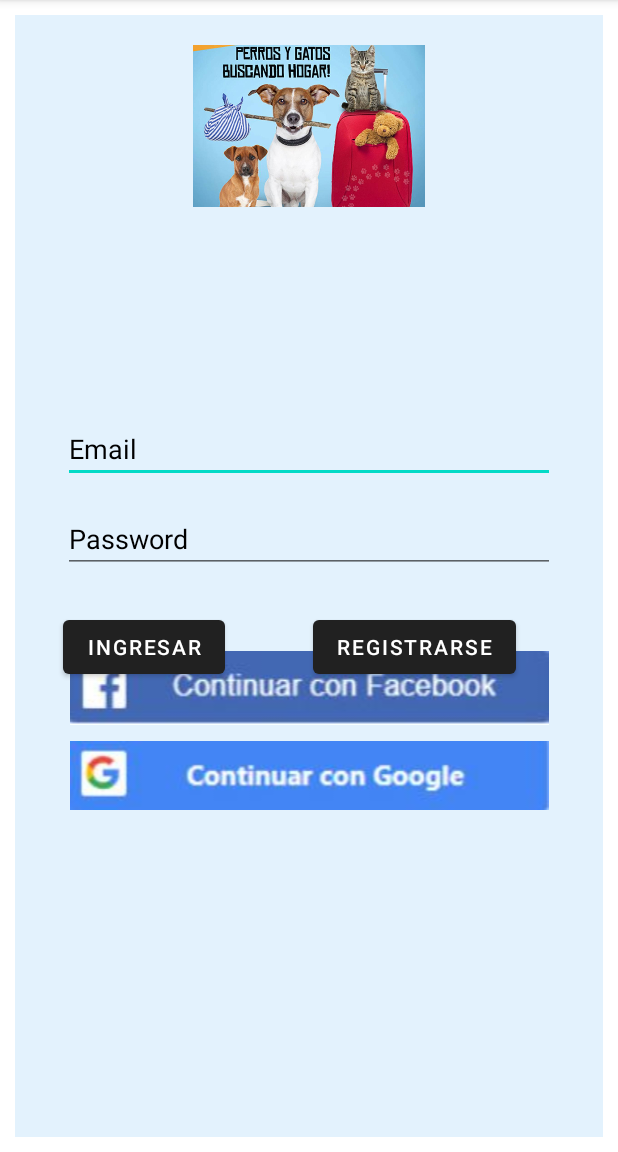
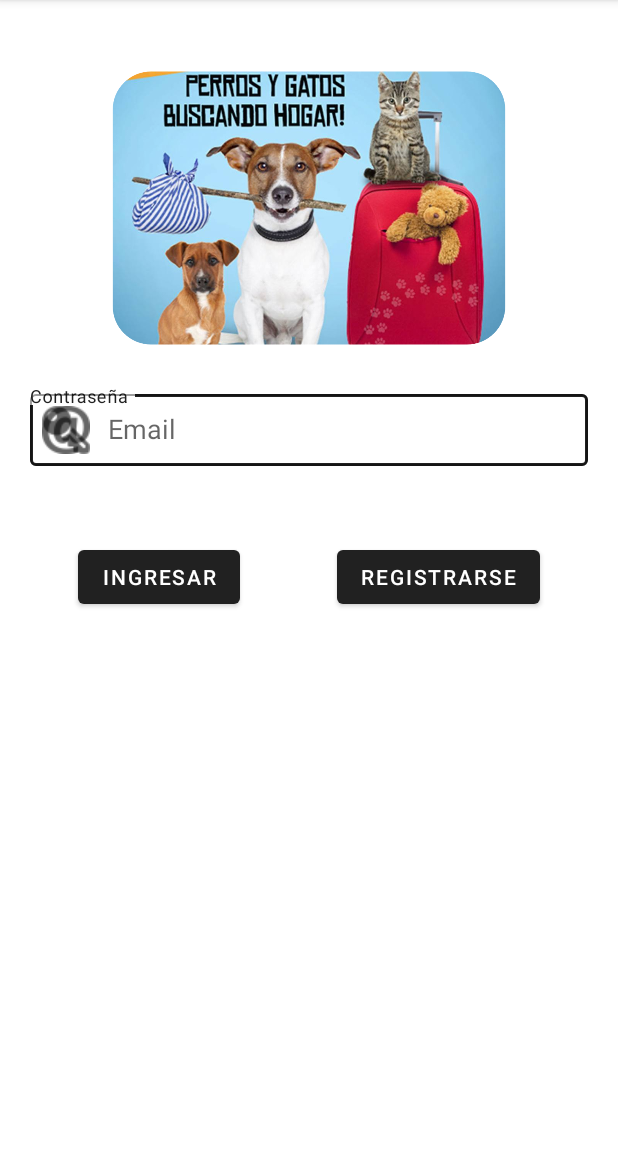
Before and after one commit to GhostHunter13/BuscandoHogar, an Android app: the screen it shows after launch (MainActivity), on a phone screen of 412 x 824 dp, the part 84-1236 px from its top. Run offline under Robolectric (Android 15) with nearby library versions, the phone set to English and light mode, and no system bars; our stand-ins replace Firebase (no records; nobody signed in at launch, a user with empty details on screens opened directly).

Commit message:
Modifique la vista del LOGIN

```diff
--- a/app/build.gradle
+++ b/app/build.gradle
@@ -53,5 +53,12 @@ dependencies {
     implementation 'com.synnapps:carouselview:0.1.4'
     implementation 'com.android.support:multidex:1.0.3'
 
+    // Import the BoM for the Firebase platform
+    implementation platform('com.google.firebase:firebase-bom:25.12.0')
+
+    // Also declare the dependency for the Google Play services library and specify its version
+    implementation 'com.google.android.gms:play-services-auth:18.1.0'
+
+
 
 }
--- a/app/src/main/AndroidManifest.xml
+++ b/app/src/main/AndroidManifest.xml
@@ -1,6 +1,8 @@
 <?xml version="1.0" encoding="utf-8"?>
 <manifest xmlns:android="http://schemas.android.com/apk/res/android"
     package="com.example.buscandohogar">
+
+    <uses-permission android:name="android.permission.INTERNET"/>
 
     <application
         android:allowBackup="true"
@@ -10,8 +12,7 @@
         android:supportsRtl="true"
         android:theme="@style/Theme.MaterialComponents.Light.DarkActionBar">
         <activity android:name=".ConocemeActivity"></activity>
-        <activity android:name=".fgrgrhs" />
-        <activity android:name=".RegistrarDatosActivity" />
+         <activity android:name=".RegistrarDatosActivity" />
         <activity android:name=".PrincipalActivity" />
         <activity android:name=".MainActivity">
             <intent-filter>
--- a/app/src/main/java/com/example/buscandohogar/MainActivity.java
+++ b/app/src/main/java/com/example/buscandohogar/MainActivity.java
@@ -10,6 +10,7 @@ import android.graphics.drawable.Drawable;
 import android.media.Image;
 import android.net.Uri;
 import android.os.Bundle;
+import android.provider.ContactsContract;
 import android.util.Log;
 import android.view.View;
 import android.view.ViewGroup;
@@ -25,6 +26,7 @@ import com.example.buscandohogar.classes.Animal;
 import com.example.buscandohogar.classes.User;
 import com.google.android.gms.tasks.OnFailureListener;
 import com.google.android.gms.tasks.OnSuccessListener;
+import com.google.android.material.textfield.TextInputLayout;
 import com.google.firebase.auth.FirebaseAuth;
 import com.google.firebase.auth.FirebaseUser;
 import com.google.firebase.storage.FirebaseStorage;
@@ -38,7 +40,7 @@ import java.util.List;
 public class MainActivity extends AppCompatActivity {
     private Button btnLogin, btnRegistrarse;
     private ImageView imageViewLogo;
-    private EditText editTextTextPersonName, editTextTextPassword;
+    private TextInputLayout email,contraseña;
     private DBManager dbManager;
 
     public static final String TAG = "MainActivity";
@@ -61,8 +63,8 @@ public class MainActivity extends AppCompatActivity {
         btnLogin = findViewById(R.id.btnLogin);
         btnRegistrarse = findViewById(R.id.btnRegistrarse);
         imageViewLogo = findViewById(R.id.imgcircular);
-        editTextTextPassword = findViewById(R.id.editTextTextPassword);
-        editTextTextPersonName = findViewById(R.id.editTextTextPersonName);
+        email = findViewById(R.id.txtEmail);
+        contraseña = findViewById(R.id.txtContraseña);
 
 
 //        DBHelper db = DBHelper.getInstance(this);
@@ -86,8 +88,8 @@ public class MainActivity extends AppCompatActivity {
             @Override
             public void onClick(View view) {
 
-                String user = editTextTextPersonName.getText().toString();
-                String pass = editTextTextPassword.getText().toString();
+                String user = email.getEditText().toString();
+                String pass = contraseña.getEditText().toString();
 
                 if( user.isEmpty() || pass.isEmpty() ){
                     Toast.makeText(MainActivity.this, "Ingrese los datos por favor.", Toast.LENGTH_SHORT).show();
--- a/app/src/main/res/layout/activity_main.xml
+++ b/app/src/main/res/layout/activity_main.xml
@@ -1,133 +1,116 @@
 <?xml version="1.0" encoding="utf-8"?>
-<androidx.constraintlayout.widget.ConstraintLayout
+<TableLayout
     xmlns:android="http://schemas.android.com/apk/res/android"
     xmlns:app="http://schemas.android.com/apk/res-auto"
     xmlns:tools="http://schemas.android.com/tools"
     android:layout_width="match_parent"
     android:layout_height="match_parent"
     android:orientation="vertical"
-    android:background="#E3F2FD"
-    android:layout_margin="10dp"
+
+    android:layout_margin="20dp"
     tools:context=".MainActivity">
 
 
-    <RelativeLayout
+
+    <LinearLayout
         android:layout_width="wrap_content"
-        android:layout_height="match_parent"
-        android:layout_marginBottom="600dp"
-        android:orientation="vertical"
-        app:layout_constraintBottom_toBottomOf="parent"
-        tools:ignore="MissingConstraints">
+        android:layout_height="wrap_content"
+        android:orientation="vertical">
 
         <ImageView
             android:id="@+id/imgcircular"
-            android:layout_width="match_parent"
-            android:layout_height="wrap_content"
+            android:layout_width="281dp"
+            android:layout_height="197dp"
             android:layout_marginStart="20dp"
             android:layout_marginTop="20dp"
             android:layout_marginEnd="20dp"
             android:layout_marginBottom="20dp"
+            android:layout_gravity="center"
             android:scaleType="fitCenter"
-            android:src="@drawable/imagenbuscandounhogar">
+            android:src="@drawable/imagenbuscandohogar">
 
 
         </ImageView>
+    </LinearLayout>
 
-    </RelativeLayout>
+    <androidx.constraintlayout.widget.ConstraintLayout>
 
 
+        <com.google.android.material.textfield.TextInputLayout
+            android:id="@+id/txtContraseña"
+            style="@style/Widget.MaterialComponents.TextInputLayout.OutlinedBox"
+            android:layout_width="match_parent"
+            android:layout_height="wrap_content"
+            android:layout_centerHorizontal="true"
+            android:hint="Contraseña"
+            app:layout_constraintStart_toStartOf="parent"
+            app:startIconDrawable="@drawable/contrasena"
+            tools:ignore="MissingConstraints"
+            tools:layout_editor_absoluteY="55dp">
 
-    <EditText
-        android:id="@+id/editTextTextPersonName"
-        android:layout_width="match_parent"
-        android:layout_height="44dp"
-        android:layout_marginStart="32dp"
-        android:layout_marginTop="268dp"
-        android:layout_marginEnd="32dp"
-        android:ems="10"
-        android:hint="Email"
-        android:textColorHint="#000000"
-        android:inputType="textPersonName"
-        app:layout_constraintEnd_toEndOf="parent"
-        app:layout_constraintHorizontal_bias="0.0"
-        app:layout_constraintStart_toStartOf="parent"
-        app:layout_constraintTop_toTopOf="parent" />
+            <AutoCompleteTextView
+                android:id="@+id/autoCompletecontra"
+                android:layout_width="match_parent"
+                android:layout_height="wrap_content"
+                android:inputType="none"
+                tools:ignore="MissingConstraints"
+                tools:layout_editor_absoluteX="2dp"
+                tools:layout_editor_absoluteY="15dp" />
+        </com.google.android.material.textfield.TextInputLayout>
 
-    <EditText
-        android:id="@+id/editTextTextPassword"
-        android:layout_width="match_parent"
-        android:layout_height="44dp"
-        android:layout_marginStart="32dp"
-        android:layout_marginTop="16dp"
-        android:layout_marginEnd="32dp"
-        android:ems="10"
-        android:hint="Password"
-        android:textColorHint="#000000"
-        android:inputType="textPassword"
-        app:layout_constraintEnd_toEndOf="parent"
-        app:layout_constraintStart_toStartOf="parent"
-        app:layout_constraintTop_toBottomOf="@+id/editTextTextPersonName" />
+            <com.google.android.material.textfield.TextInputLayout
+                android:id="@+id/txtEmail"
+                style="@style/Widget.MaterialComponents.TextInputLayout.OutlinedBox"
+                android:layout_width="match_parent"
+                android:layout_height="wrap_content"
+                android:layout_centerHorizontal="true"
+                android:hint="Email"
+                app:startIconDrawable="@drawable/email2"
+                tools:ignore="MissingConstraints">
 
-    <Button
-        android:id="@+id/btnRegistrarse"
-        android:layout_width="wrap_content"
-        android:layout_height="wrap_content"
-        android:layout_marginStart="32dp"
-        android:layout_marginTop="25dp"
-        android:layout_marginEnd="32dp"
-        android:text="registrarse"
-        app:layout_constraintEnd_toEndOf="parent"
-        app:layout_constraintLeft_creator="@+id/btnLogin"
-        app:layout_constraintStart_toEndOf="@+id/btnLogin"
-        app:layout_constraintTop_toBottomOf="@+id/editTextTextPassword" />
+                <AutoCompleteTextView
+                    android:id="@+id/autoCompleteemail"
+                    android:layout_width="match_parent"
+                    android:layout_height="wrap_content"
+                    android:inputType="none"
+                    tools:ignore="LabelFor"
+                    tools:layout_editor_absoluteX="0dp"
+                    tools:layout_editor_absoluteY="77dp" />
+
+
+            </com.google.android.material.textfield.TextInputLayout>
+
+   </androidx.constraintlayout.widget.ConstraintLayout>
+
+
+<androidx.constraintlayout.widget.ConstraintLayout>
+
 
     <Button
         android:id="@+id/btnLogin"
         android:layout_width="wrap_content"
         android:layout_height="wrap_content"
         android:layout_marginStart="32dp"
-        android:layout_marginTop="25dp"
-        android:layout_marginEnd="32dp"
+        android:layout_marginTop="50dp"
         android:text="Ingresar"
-        app:layout_constraintEnd_toStartOf="@+id/button2"
         app:layout_constraintStart_toStartOf="parent"
-        app:layout_constraintTop_toBottomOf="@+id/editTextTextPassword"
+        app:layout_constraintTop_toTopOf="parent"
         tools:ignore="MissingConstraints" />
 
-    <ImageButton
-        android:id="@+id/imageButton2"
-        android:layout_width="match_parent"
+    <Button
+        android:id="@+id/btnRegistrarse"
+        android:layout_width="wrap_content"
         android:layout_height="wrap_content"
-        android:layout_marginStart="32dp"
-        android:layout_marginTop="60dp"
+        android:layout_marginTop="50dp"
         android:layout_marginEnd="32dp"
-        android:layout_marginBottom="5dp"
-        android:background="#E3F2FD"
-        android:scaleType="fitCenter"
-        app:layout_constraintBottom_toTopOf="@+id/imageButton3"
+        android:text="registrarse"
         app:layout_constraintEnd_toEndOf="parent"
-        app:layout_constraintHorizontal_bias="0.0"
-        app:layout_constraintStart_toStartOf="parent"
-        app:layout_constraintTop_toBottomOf="@+id/btnLogin"
-        app:srcCompat="@drawable/continuarfacebook" />
+        app:layout_constraintTop_toTopOf="parent"
+        tools:ignore="MissingConstraints" />
 
-    <ImageButton
-        android:id="@+id/imageButton3"
-        android:layout_width="match_parent"
-        android:layout_height="wrap_content"
-        android:layout_marginStart="32dp"
-        android:layout_marginTop="5dp"
-        android:layout_marginEnd="32dp"
-        android:layout_marginBottom="300dp"
-        android:background="#E3F2FD"
-        android:scaleType="fitCenter"
-        app:layout_constraintBottom_toBottomOf="parent"
-        app:layout_constraintEnd_toEndOf="parent"
-        app:layout_constraintHorizontal_bias="0.0"
-        app:layout_constraintStart_toStartOf="parent"
-        app:layout_constraintTop_toBottomOf="@+id/imageButton2"
-        app:srcCompat="@drawable/continuargmail" />
+
+</androidx.constraintlayout.widget.ConstraintLayout>
 
 
 
-</androidx.constraintlayout.widget.ConstraintLayout>
+</TableLayout>
```
Also changed, not shown: app/src/main/res/drawable/entrargmail.png (added), app/src/main/res/drawable/imagenbuscandohogar.png (added), app/src/main/res/drawable/imagenbuscandounhogar.jpg (deleted), app/src/main/res/drawable/ingresaconfacebook.png (added), app/src/main/res/drawable/signface.JPG (deleted), app/src/main/res/drawable/signgmail.JPG (deleted).
